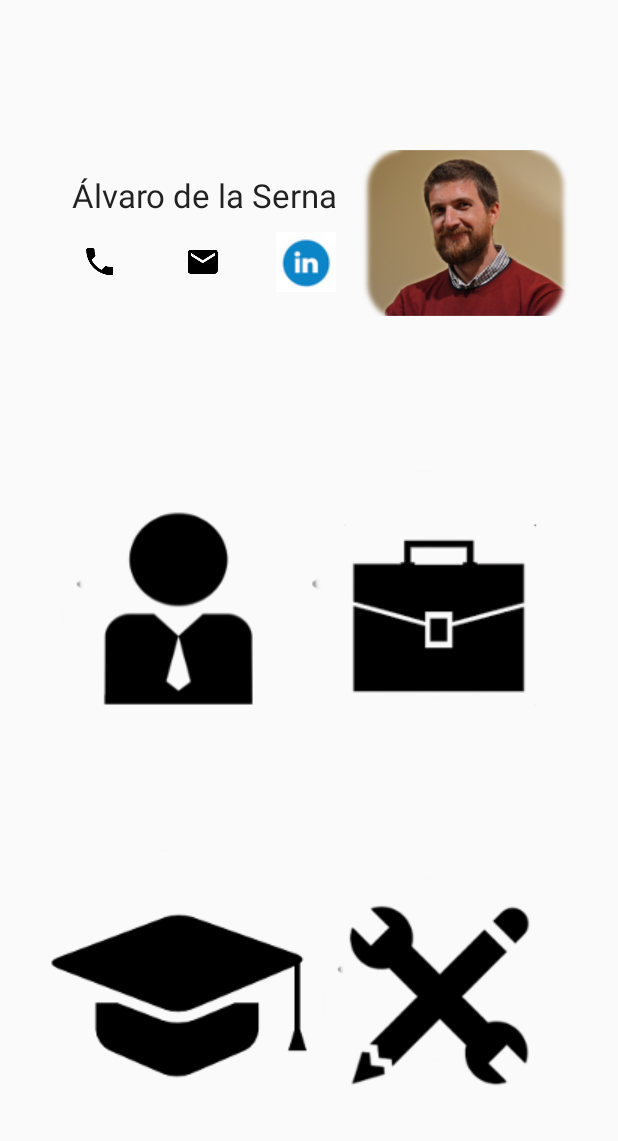
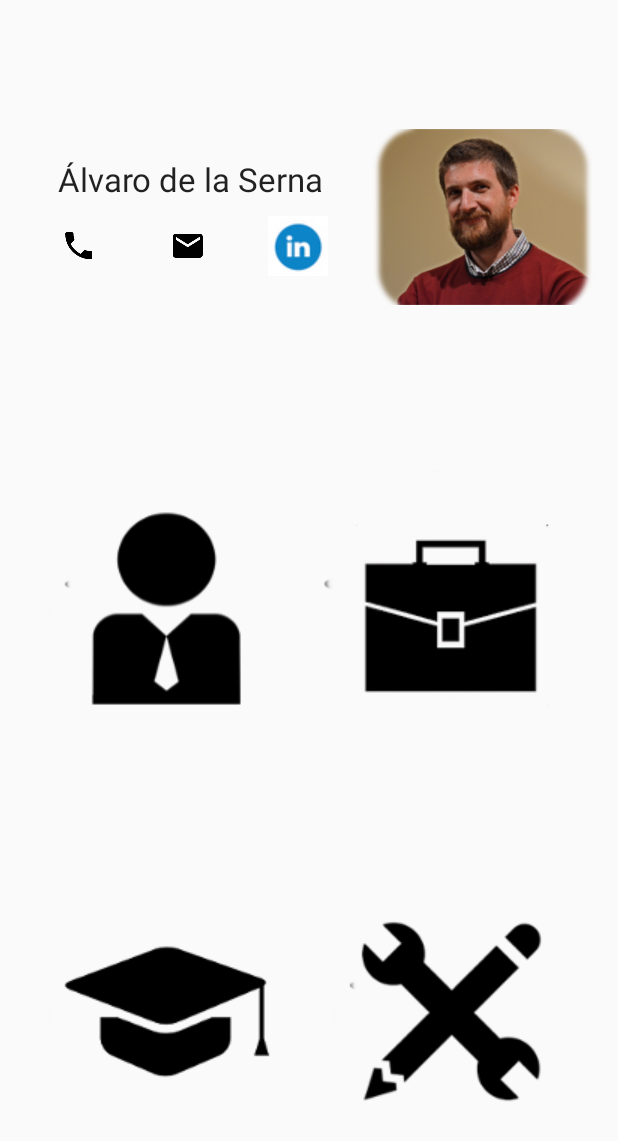
Before and after one commit to alvarodelaserna/CurriculumVitaeApp, an Android app: the screen it shows after launch (MainActivity), on a phone screen of 412 x 824 dp. Shown: the top 1141 px of the screen. Run offline under Robolectric (Android 15) with nearby library versions, the phone set to English and light mode, and no system bars.

Commit message:
Create fragments for migration

```diff
--- a/app/src/main/AndroidManifest.xml
+++ b/app/src/main/AndroidManifest.xml
@@ -19,10 +19,6 @@
                 <category android:name="android.intent.category.LAUNCHER" />
             </intent-filter>
         </activity>
-        <activity
-            android:name=".activities.EducationActivity"
-            android:label="@string/title_activity_education" >
-        </activity>
     </application>
 
 </manifest>
--- a/app/src/main/java/com/asm/curriculumvitaeapp/activities/MainActivity.java
+++ b/app/src/main/java/com/asm/curriculumvitaeapp/activities/MainActivity.java
@@ -5,23 +5,25 @@ import android.content.Intent;
 import android.net.Uri;
 import android.os.Bundle;
 import android.support.v4.app.FragmentActivity;
+import android.support.v4.app.FragmentManager;
 import android.support.v4.app.FragmentTransaction;
 import android.widget.ImageButton;
 
 import com.asm.curriculumvitaeapp.R;
 import com.asm.curriculumvitaeapp.core.CurriculumVitaeAppUtils;
+import com.asm.curriculumvitaeapp.fragments.EducationFragment;
 import com.asm.curriculumvitaeapp.fragments.ExperienceFragment;
 import com.asm.curriculumvitaeapp.fragments.JobFragment;
 import com.asm.curriculumvitaeapp.fragments.MainFragment;
+import com.asm.curriculumvitaeapp.fragments.PersonalInformationFragment;
 
 
 public class MainActivity extends FragmentActivity implements MainFragment.OnFragmentInteractionListener,
-        ExperienceFragment.OnFragmentInteractionListener, JobFragment.OnFragmentInteractionListener {
+        ExperienceFragment.OnFragmentInteractionListener, JobFragment.OnFragmentInteractionListener,
+        PersonalInformationFragment.OnFragmentInteractionListener, EducationFragment.OnFragmentInteractionListener {
 
     private final String TAG = MainActivity.class.getCanonicalName();
     private Context mContext;
-    private ImageButton ic_action_call, ic_action_email, ic_action_linkedin;
-    private ImageButton buttonPersonalInfo, buttonExperience, buttonEducation, buttonSkills;
     private static final String TAG_MAIN = "main";
     private MainFragment mainFragment;
 
@@ -33,20 +35,17 @@ public class MainActivity extends FragmentActivity implements MainFragment.OnFra
         mContext = this;
         new CurriculumVitaeAppUtils(this);
 
+        final FragmentManager fragmentManager = getSupportFragmentManager();
+
         if (findViewById(R.id.fragment_container) != null) {
             if (savedInstanceState != null) {
                 return;
             }
             mainFragment = new MainFragment();
-            FragmentTransaction fragmentTransaction = getSupportFragmentManager().beginTransaction();
+            FragmentTransaction fragmentTransaction = fragmentManager.beginTransaction();
             fragmentTransaction.add(R.id.fragment_container, mainFragment, TAG_MAIN);
             fragmentTransaction.commit();
         }
-    }
-
-    @Override
-    public void onBackPressed(){
-        CurriculumVitaeAppUtils.askUserToExit();
     }
 
     @Override
--- a/app/src/main/java/com/asm/curriculumvitaeapp/core/CurriculumVitaeAppUtils.java
+++ b/app/src/main/java/com/asm/curriculumvitaeapp/core/CurriculumVitaeAppUtils.java
@@ -151,4 +151,5 @@ public class CurriculumVitaeAppUtils {
         emailIntent.putExtra(Intent.EXTRA_TEXT, text);
         context.startActivity(Intent.createChooser(emailIntent, "Send mail using..."));
     }
+
 }
--- a/app/src/main/java/com/asm/curriculumvitaeapp/fragments/PersonalInformationFragment.java
+++ b/app/src/main/java/com/asm/curriculumvitaeapp/fragments/PersonalInformationFragment.java
@@ -16,11 +16,7 @@ import com.asm.curriculumvitaeapp.R;
  */
 public class PersonalInformationFragment extends Fragment {
 
-    private static final String TAG_EXPERIENCE = "experience", TAG_TAPAP = "tapap",
-            TAG_PROGRESSIVE_BLUE = "progressive", TAG_TECHNOSITE = "technosite";
     private OnFragmentInteractionListener mListener;
-    private ImageButton ic_action_call, ic_action_email, ic_action_linkedin;
-    private ImageButton buttonPersonalInfo, buttonExperience, buttonEducation, buttonSkills;
 
     public PersonalInformationFragment() {
         // Required empty public constructor
--- a/app/src/main/res/layout/fragment_main.xml
+++ b/app/src/main/res/layout/fragment_main.xml
@@ -3,10 +3,6 @@
     android:layout_width="match_parent"
     android:layout_height="match_parent"
     android:orientation="vertical"
-    android:paddingLeft="@dimen/activity_horizontal_margin"
-    android:paddingRight="@dimen/activity_horizontal_margin"
-    android:paddingTop="@dimen/activity_vertical_margin"
-    android:paddingBottom="@dimen/activity_vertical_margin"
     tools:context=".MainActivity"
     android:weightSum="1">
 
@@ -69,6 +65,7 @@
             android:layout_height="fill_parent"
             android:src="@drawable/picture_of_me"
             android:layout_weight="40"
+            android:layout_marginLeft="10dp"
             android:layout_gravity="center_vertical"/>
     </LinearLayout>
     <LinearLayout
```
Also changed, not shown: app/src/main/java/com/asm/curriculumvitaeapp/fragments/EducationFragment.java (renamed from app/src/main/java/com/asm/curriculumvitaeapp/activities/EducationActivity.java, +55 -9 lines), app/src/main/java/com/asm/curriculumvitaeapp/fragments/MainFragment.java (+38 -5 lines), app/src/main/res/layout/fragment_education.xml (renamed from app/src/main/res/layout/activity_education.xml, +5 -4 lines), app/src/main/res/drawable/education.png.
